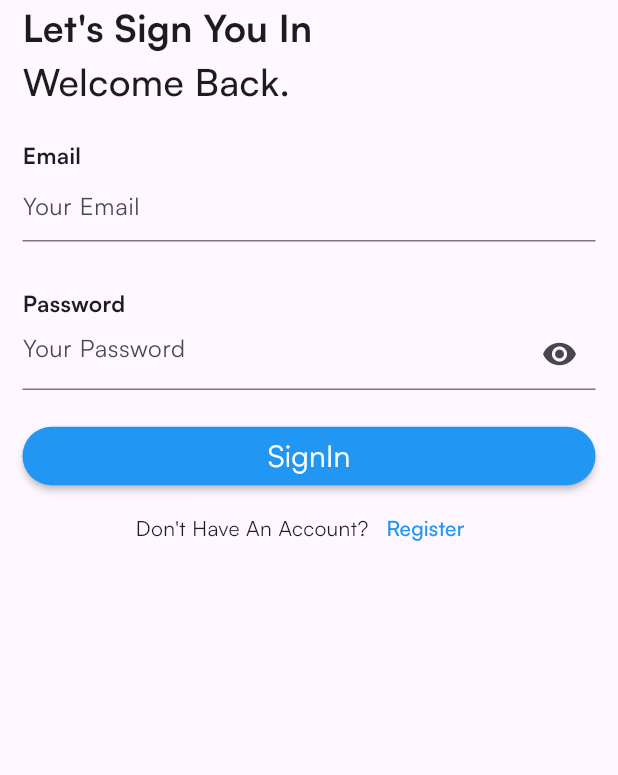
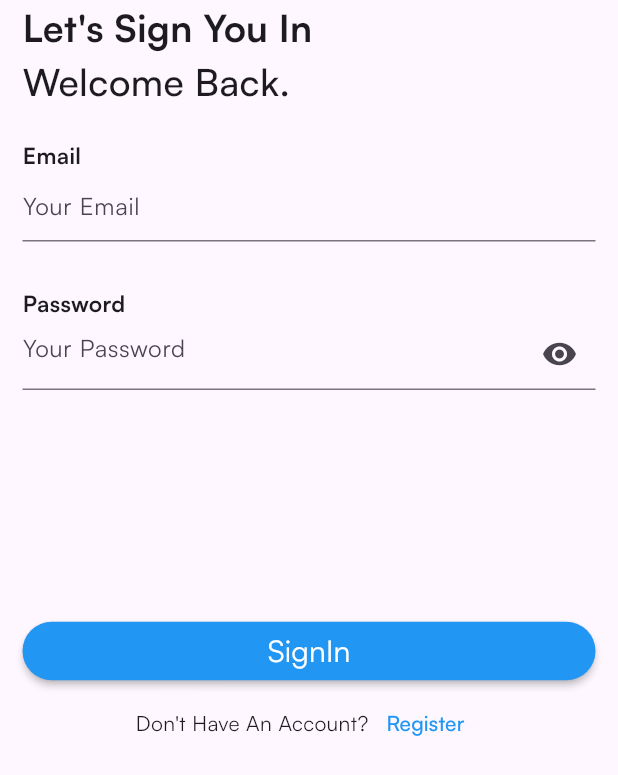
Before and after one commit to gal-hpgggjbvb/project202, a Flutter app: the UserPage screen opened by its route, in the side drawer, after a tap on "sign out", on a phone screen of 412 x 824 dp. Shown: the top 775 px of the screen. Run offline on Flutter 3.47's test engine with Material 3 defaults, Android fonts, the phone set to English and light mode, and no system bars; our stand-ins replace dio, get, hidden_drawer_menu, image_picker, introduction_screen, jwt_decoder and 2 more; accounts and stored records are empty.

Commit message:
custom_textield

```diff
--- a/lib/controller/sign_up_controller.dart
+++ b/lib/controller/sign_up_controller.dart
@@ -18,6 +18,9 @@ class SignUpController extends GetxController {
   //sign up user name
   TextEditingController usernameController = TextEditingController();
 
+  //sign up user number
+  TextEditingController usernumberController = TextEditingController();
+
   //sign up email
   TextEditingController emailController = TextEditingController();
 
@@ -36,6 +39,7 @@ class SignUpController extends GetxController {
           isFormData: true,
           data: {
             'name': usernameController.text,
+            'number': usernumberController,
             'email': emailController.text,
             'password': passwordController,
             'confirmPassword': confirmPasswordController,
--- /dev/null
+++ b/lib/custom_widgets/custom_textformfield.dart
@@ -0,0 +1,81 @@
+import 'package:flutter/material.dart';
+
+class CustomTextFormField extends StatelessWidget {
+
+  final TextEditingController controller;
+
+  final TextInputType textInputType;
+
+  final String hintText;
+
+  const CustomTextFormField(
+      {super.key,
+      required this.controller,
+      required this.textInputType,
+      required this.hintText});
+
+  @override
+  Widget build(BuildContext context) {
+    return
+        TextFormField(
+          controller: controller,
+          keyboardType: textInputType,
+          decoration:  InputDecoration(
+              focusedBorder: const UnderlineInputBorder(
+                  borderSide: BorderSide(color: Colors.blue)),
+              hintText: hintText ),
+          validator: (value) {
+            if (value!.isEmpty) {
+              return "this field can't be empty";
+            }
+          },
+    );
+  }
+}
+
+
+// import 'package:flutter/material.dart';
+//
+// class CustomTextFormField extends StatelessWidget {
+//
+//   final String fieldName;
+//
+//   final TextEditingController controller;
+//
+//   final TextInputType textInputType;
+//
+//   final String hintText;
+//
+//   const CustomTextFormField(
+//       {super.key,
+//       required this.fieldName,
+//       required this.controller,
+//       required this.textInputType,
+//       required this.hintText});
+//
+//   @override
+//   Widget build(BuildContext context) {
+//     return Column(
+//       crossAxisAlignment: CrossAxisAlignment.start,
+//       children: [
+//         Text(
+//           fieldName,
+//           style: const TextStyle(fontSize: 15, fontWeight: FontWeight.w600),
+//         ),
+//         TextFormField(
+//           controller: controller,
+//           keyboardType: textInputType,
+//           decoration:  InputDecoration(
+//               focusedBorder: const UnderlineInputBorder(
+//                   borderSide: BorderSide(color: Colors.blue)),
+//               hintText: hintText ),
+//           validator: (value) {
+//             if (value!.isEmpty) {
+//               return "this field can't be empty";
+//             }
+//           },
+//         ),
+//       ],
+//     );
+//   }
+// }
--- a/lib/main.dart
+++ b/lib/main.dart
@@ -4,6 +4,8 @@ import 'package:get/get.dart';
 import 'package:project2/cache/cache_helper.dart';
 import 'package:project2/middleware/route_middleware.dart';
 import 'package:project2/services/settings_services.dart';
+import 'package:project2/view/auth/sign_in_page.dart';
+import 'package:project2/view/auth/sign_up_page.dart';
 import 'package:project2/view/hidden_drawer.dart';
 import 'package:project2/view/home_page.dart';
 import 'package:project2/view/intro_screen/intro_screen.dart';
@@ -45,7 +47,7 @@ class MyApp extends StatelessWidget {
       // home: const SplashScreen() ,
 
       // home: const HiddenDrawer() ,
-      // initialRoute: '/drawer',
+      // initialRoute: '/signup',
 
       //  initialRoute:CacheHelper().getData(key: 'signed') == 'signed' ? "/home" : "/",
       //  initialRoute:CacheHelper().getData(key: 'signed') == 'signed' ? "/drawer" : "/",
@@ -56,6 +58,8 @@ class MyApp extends StatelessWidget {
             ] ,
         ),
         GetPage(name: "/intro", page: () => const IntroScreen()),
+        GetPage(name: "/signup", page: () => const SignUpPage()),
+        GetPage(name: "/signin", page: () => const SignInPage()),
         GetPage(name: "/home", page: () => const HomePage()),
         GetPage(name: "/user", page: () => const UserPage()),
         GetPage(name: "/drawer", page: () => const HiddenDrawer()),
--- a/lib/view/auth/sign_in_page.dart
+++ b/lib/view/auth/sign_in_page.dart
@@ -2,16 +2,13 @@ import 'package:dio/dio.dart';
 import 'package:flutter/material.dart';
 import 'package:flutter/services.dart';
 import 'package:get/get.dart';
-import 'package:lottie/lottie.dart';
 import 'package:project2/api/dio_consumer.dart';
 import 'package:project2/cache/cache_helper.dart';
 import 'package:project2/controller/sign_in_controller.dart';
 import 'package:project2/controller/sign_status.dart';
-import 'package:project2/services/settings_services.dart';
+import 'package:project2/custom_widgets/custom_textformfield.dart';
 import 'package:project2/view/auth/sign_up_page.dart';
 import 'package:project2/view/hidden_drawer.dart';
-
-import '../home_page.dart';
 
 // SignStatus signStatus = Get.put(SignStatus()) ;
 
@@ -37,7 +34,8 @@ class _SignInPageState extends State<SignInPage> {
   }
 
   bool _obscureText = true; // For toggling password visibility icon
-  SignInController signInController = Get.put(SignInController(DioConsumer(dio: Dio())));
+  SignInController signInController =
+      Get.put(SignInController(DioConsumer(dio: Dio())));
 
   @override
   Widget build(BuildContext context) {
@@ -82,22 +80,34 @@ class _SignInPageState extends State<SignInPage> {
                     "Email",
                     style: TextStyle(fontSize: 15, fontWeight: FontWeight.w600),
                   ),
-                  //todo email text_field
-                  TextFormField(
+                  CustomTextFormField(
                       controller: signInController.emailController,
-                    decoration: const InputDecoration(
-                        focusedBorder: UnderlineInputBorder(
-                            borderSide: BorderSide(color: Colors.blue)),
-                        hintText: "Your Email"),
-                    validator: (value) {
-                      if (value!.isEmpty) {
-                        return "this field can't be empty";
-                      }
-                    },
-                  ),
+                      textInputType: TextInputType.emailAddress,
+                      hintText: 'Your Email'),
+
+                  // const Text(
+                  //   "Email",
+                  //   style: TextStyle(fontSize: 15, fontWeight: FontWeight.w600),
+                  // ),
+                  // //todo email text_field
+                  // TextFormField(
+                  //   controller: signInController.emailController,
+                  //   keyboardType: TextInputType.emailAddress,
+                  //   decoration: const InputDecoration(
+                  //       focusedBorder: UnderlineInputBorder(
+                  //           borderSide: BorderSide(color: Colors.blue)),
+                  //       hintText: "Your Email"),
+                  //   validator: (value) {
+                  //     if (value!.isEmpty) {
+                  //       return "this field can't be empty";
+                  //     }
+                  //   },
+                  // ),
+
                   const SizedBox(
                     height: 30,
                   ),
+
                   const Text(
                     "Password",
                     style: TextStyle(fontSize: 15, fontWeight: FontWeight.w600),
@@ -124,14 +134,14 @@ class _SignInPageState extends State<SignInPage> {
                     validator: (value) {
                       if (value!.isEmpty) {
                         return "this field can't be empty";
-                      }
-                      else if(value.length < 8){
-                        return "password must be at least 8 characters" ;
+                      } else if (value.length < 8) {
+                        return "password must be at least 8 characters";
                       }
                     },
                   ),
+
                   const SizedBox(
-                    height: 20,
+                    height: 150,
                   ),
                   //todo sign in button
                   Row(
@@ -151,10 +161,19 @@ class _SignInPageState extends State<SignInPage> {
                               //   signInController.signIn() ;
                               // }
 
-                              Get.to(() =>  const HiddenDrawer()) ;
-                              CacheHelper().saveData(key: 'signed', value: 'signed') ;
-                              CacheHelper().saveData(key: 'email', value: signInController.emailController.text) ;
-                              CacheHelper().saveData(key: 'password', value: signInController.passwordController.text) ;
+                              if(signInController.signInFormKey.currentState!.validate()) {
+                                Get.to(() => const HiddenDrawer());
+                                CacheHelper()
+                                    .saveData(key: 'signed', value: 'signed');
+                                CacheHelper().saveData(
+                                    key: 'email',
+                                    value: signInController.emailController
+                                        .text);
+                                CacheHelper().saveData(
+                                    key: 'password',
+                                    value:
+                                    signInController.passwordController.text);
+                              }
 
                               // if(signInController.signInFormKey.currentState!.validate()){
                               //   //to keep in homepage when start again
@@ -168,10 +187,13 @@ class _SignInPageState extends State<SignInPage> {
                             },
                             color: Colors.blue,
                             padding: const EdgeInsets.all(5),
-                            shape: RoundedRectangleBorder(borderRadius: BorderRadius.circular(20)),
-                            child: controller.loading == true ? const CircularProgressIndicator(
-                              color: Colors.white,) :
-                            const Text(
+                            shape: RoundedRectangleBorder(
+                                borderRadius: BorderRadius.circular(20)),
+                            child: controller.loading == true
+                                ? const CircularProgressIndicator(
+                                    color: Colors.white,
+                                  )
+                                : const Text(
                                     "SignIn",
                                     style: TextStyle(
                                         color: Colors.white,
--- a/lib/view/user_page.dart
+++ b/lib/view/user_page.dart
@@ -79,13 +79,18 @@ class _UserPageState extends State<UserPage> {
                   //       fontSize: 20, fontWeight: FontWeight.w500),
                   // ),
                   Text(
-                    'name here :|' ,
+                    '${CacheHelper().getData(key: 'name')} :<' ,
                     style: const TextStyle(
-                        fontSize: 20, fontWeight: FontWeight.w500),
+                        fontSize: 20, fontWeight: FontWeight.w300),
+                  ),
+                  Text(
+                    'number : ${CacheHelper().getData(key: 'number')}' ,
+                    style: const TextStyle(
+                        fontSize: 15, fontWeight: FontWeight.w300),
                   ),
                   Text(
                     CacheHelper().getData(key: 'email'),
-                    style: const TextStyle(fontSize: 15),
+                    style: const TextStyle(fontSize: 20,fontWeight: FontWeight.w500),
                   ),
                 ],
               ),
@@ -125,6 +130,20 @@ class _UserPageState extends State<UserPage> {
                 child: image == null ? Text('data') :
                 Image.file(image! , height: 200, width: 200,),
               ) ,
+              MaterialButton(
+                shape: ContinuousRectangleBorder(
+                    borderRadius: BorderRadius.circular(20)),
+                color: Colors.blue,
+                onPressed: () {
+                  print(CacheHelper().getData(key: 'name')) ;
+                  print(CacheHelper().getData(key: 'number')) ;
+                  print(CacheHelper().getData(key: 'email')) ;
+                },
+                child: const Text(
+                  "sign out",
+                  style: TextStyle(color: Colors.white),
+                ),
+              ),
             ],
           ),
         ),
```
Also changed, not shown: lib/custom_widgets/custom_card.dart (+5 -8 lines), lib/custom_widgets/custom_textformfield_password.dart (added, +58 -0 lines), lib/custom_widgets/custom_textield.dart (added, +37 -0 lines), lib/view/auth/sign_up_page.dart (+41 -30 lines). Lines whose indentation alone changed are shown as unchanged.
